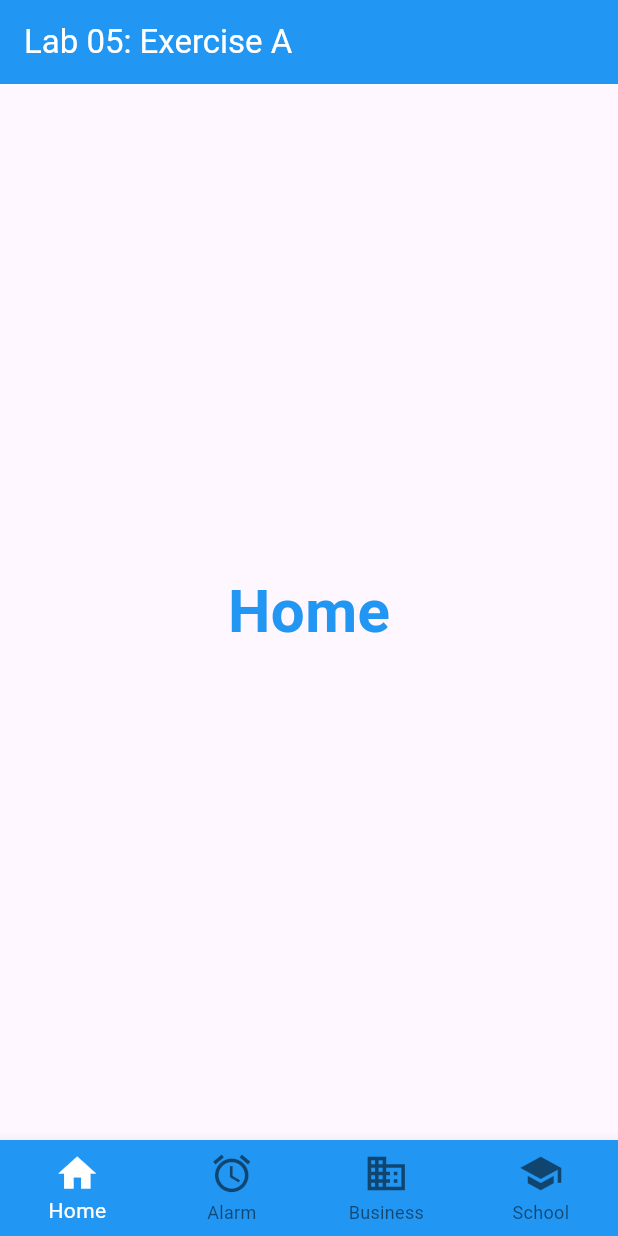
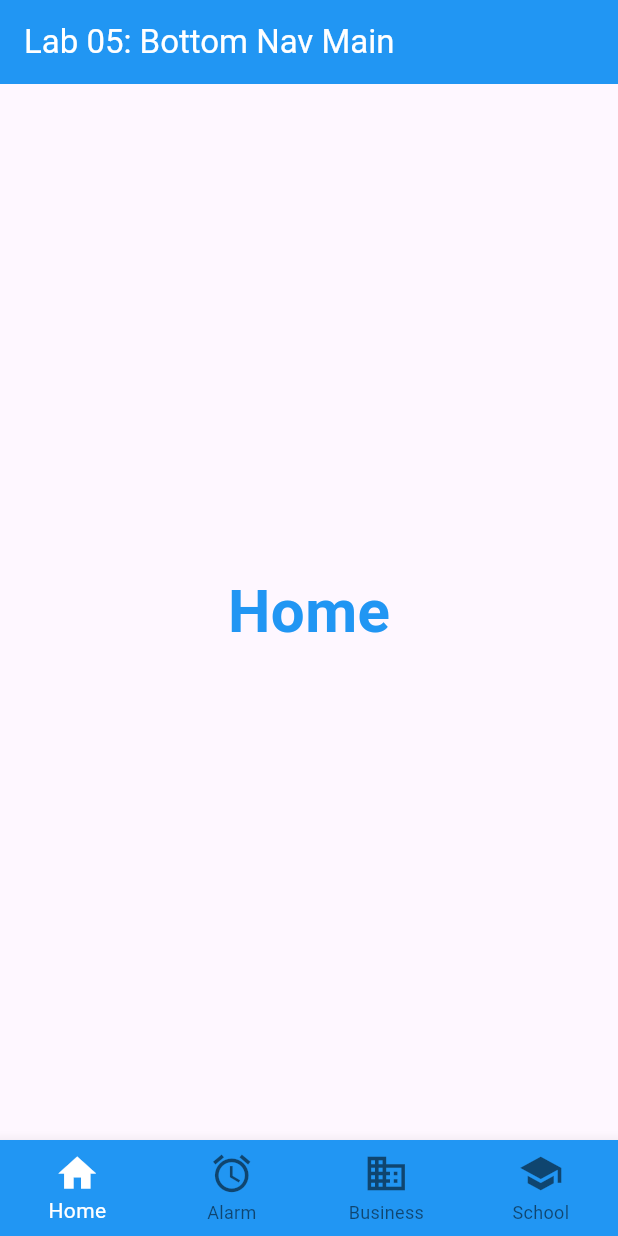
Before and after one commit to Vnceee/TMA3084_G02_106653_Lab05_Lesson07, a Flutter app: the screen it shows after launch, on a phone screen of 412 x 824 dp. Run offline on Flutter 3.47's test engine with Material 3 defaults, Android fonts, the phone set to English and light mode, and no system bars.

Commit message:
Conflict merge self test

```diff
--- a/lab_a/lib/main.dart
+++ b/lab_a/lib/main.dart
@@ -43,7 +43,7 @@ class BottomNavLab extends StatelessWidget {
 
     return Scaffold(
       appBar: AppBar(
-        title: const Text('Lab 05: Exercise A'),
+        title: const Text('Lab 05: Bottom Nav Main'),
         backgroundColor: Colors.blue,
         foregroundColor: Colors.white,
       ),
```
